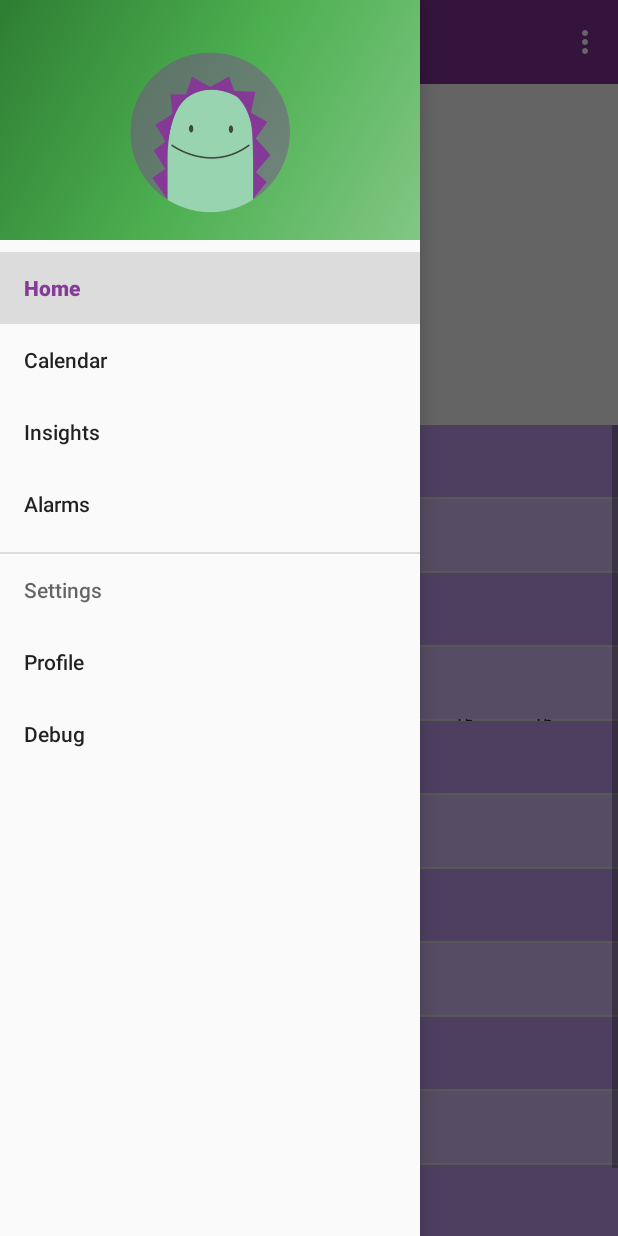
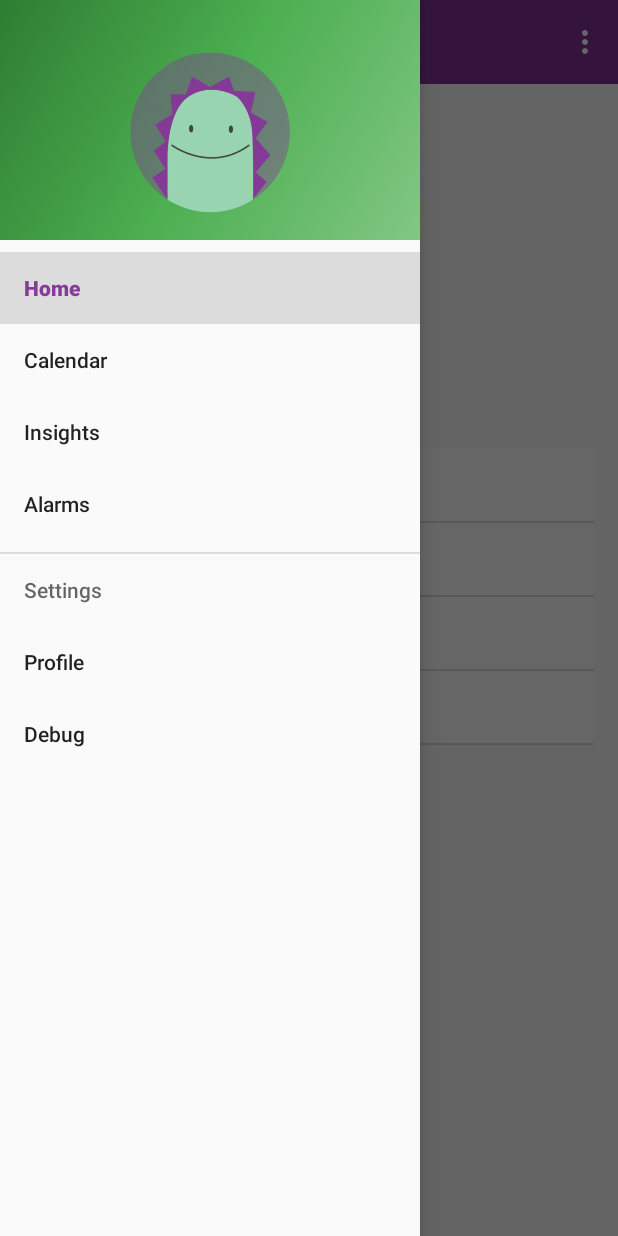
Before and after one commit to jessicalin216/monitor, an Android app: the fragment InsightsFragment placed in its activity, with the side drawer open, on a phone screen of 412 x 824 dp. Run offline under Robolectric (Android 15) with nearby library versions, the light colour scheme and no system bars; libraries missing offline, so code that uses them is left out: com.roomorama.caldroid; plain views replace GraphView; 30 statements that could not run were skipped.

Commit message:
UI FINE TUNING!!!

```diff
--- a/app/src/main/java/com/microsoft/band/monitor/CalendarFragment.java
+++ b/app/src/main/java/com/microsoft/band/monitor/CalendarFragment.java
@@ -138,7 +138,7 @@ public class CalendarFragment extends Fragment {
         dates = (ListView)view.findViewById(R.id.dates);
         duration = (ListView) view.findViewById(R.id.duration);
 
-        String[] blah = new String[]{"2016-01-1 to 2016-01-6",
+        String[] blah = new String[]{"Average Length",
                                      "2016-02-1 to 2016-02-6",
                                      "2016-03-1 to 2016-03-6",
                                      "2016-04-1 to 2016-04-6",
@@ -149,7 +149,7 @@ public class CalendarFragment extends Fragment {
                                      "2016-09-1 to 2016-09-6",
                                      "2016-10-1 to 2016-10-6",
                                      "2016-11-1 to 2016-11-6",
-                                     "2016-12-1 to 2016-12-6",};
+                                     "2016-12-1 to 2016-12-6"};
         String[] plah = new String[]{"6 days","6 days","6 days","6 days","6 days",
                 "6 days","6 days","6 days","6 days","6 days","6 days","6 days"};
 
--- a/app/src/main/java/com/microsoft/band/monitor/HomeFragment.java
+++ b/app/src/main/java/com/microsoft/band/monitor/HomeFragment.java
@@ -13,6 +13,7 @@ import android.view.LayoutInflater;
 import android.view.View;
 import android.view.ViewGroup;
 import android.widget.Button;
+import android.widget.CheckBox;
 import android.widget.ImageView;
 import android.widget.RatingBar;
 import android.widget.TextView;
@@ -183,6 +184,13 @@ public class HomeFragment extends Fragment {
             RatingBar ratingBar = (RatingBar) ((AlertDialog) dialog).findViewById(R.id.ratingBar);
             int rating = (int) ratingBar.getRating();
 
+            CheckBox c_acne = (CheckBox) ((AlertDialog) dialog).findViewById(R.id.checkbox_acne);
+            boolean acne = c_acne.isChecked();
+            CheckBox c_cramps = (CheckBox) ((AlertDialog) dialog).findViewById(R.id.checkbox_cramps);
+            boolean cramps = c_cramps.isChecked();
+            CheckBox c_tired = (CheckBox) ((AlertDialog) dialog).findViewById(R.id.checkbox_tired);
+            boolean tired = c_tired.isChecked();
+
             // Catch empty rating
             if (rating < 1) {
                 Toast.makeText(getActivity(), getString(R.string.landing_healthinfo_dialog_error),
@@ -190,6 +198,8 @@ public class HomeFragment extends Fragment {
             }
             // Else save and dismiss
             else {
+                ServerCom.sendMoodData(username, rating);
+                ServerCom.sendSymptomInfo(username, acne, cramps, tired);
                 dialog.dismiss();
             }
         }
@@ -197,20 +207,20 @@ public class HomeFragment extends Fragment {
 
     // Helper to update the emotions
     public void updateEmotion() {
+        SymptomEntry arr = ServerCom.get_symptoms(username);
+        // acne, cramps, tired
         ImageView monMon_backdrop = (ImageView) mView.findViewById(R.id.monMon_backdrop);
         ImageView monMon_face = (ImageView) mView.findViewById(R.id.monMon_face);
         ImageView monMon_symptom1 = (ImageView) mView.findViewById(R.id.monMon_symptom1);
         ImageView monMon_symptom2 = (ImageView) mView.findViewById(R.id.monMon_symptom2);
-//        Map<String, Integer> map = new HashMap<String, Integer>();
-//        map.put("blah", );
 
         // TODO: update for all emotions
-        monMon_backdrop.setImageResource(isPeriodOn ? R.drawable.p_default : R.drawable.monitor_logo_full);
-        monMon_face.setImageResource(isPeriodOn ? R.drawable.p_default : R.drawable.np_default);
-        if (true) {
-            monMon_symptom1.setVisibility(View.VISIBLE);
+        monMon_backdrop.setImageResource(isPeriodOn ? R.drawable.period : R.drawable.noperiod);
+        monMon_face.setImageResource(isPeriodOn ? R.drawable.tired : R.drawable.happy);
+        if (true) { // acne
+            monMon_symptom1.setVisibility(View.VISIBLE); //
         }
-        if (true) {
+        if (true) { // cramps
             monMon_symptom2.setVisibility(View.VISIBLE);
         }
     }
--- a/app/src/main/java/com/microsoft/band/monitor/InsightsFragment.java
+++ b/app/src/main/java/com/microsoft/band/monitor/InsightsFragment.java
@@ -190,37 +190,16 @@ public class InsightsFragment extends Fragment {
 
 
 
-       // COPY "LIST" CODE HERE
-
-
-
-        // Tabs
-//        TabHost host = (TabHost) view.findViewById(R.id.tabHost);
-//        host.setup();
-//
-//        TabHost.TabSpec spec = host.newTabSpec("List");
-//        spec.setContent(R.id.tab1);
-//        spec.setIndicator("List");
-//        host.addTab(spec);
 
         // List View
         dates = (ListView)view.findViewById(R.id.dates);
         duration = (ListView) view.findViewById(R.id.duration);
 
-        String[] blah = new String[]{"2016-01-1 to 2016-01-6",
-                "2016-02-1 to 2016-02-6",
-                "2016-03-1 to 2016-03-6",
-                "2016-04-1 to 2016-04-6",
-                "2016-05-1 to 2016-05-6",
-                "2016-06-1 to 2016-06-6",
-                "2016-07-1 to 2016-07-6",
-                "2016-08-1 to 2016-08-6",
-                "2016-09-1 to 2016-09-6",
-                "2016-10-1 to 2016-10-6",
-                "2016-11-1 to 2016-11-6",
-                "2016-12-1 to 2016-12-6",};
-        String[] plah = new String[]{"6 days","6 days","6 days","6 days","6 days",
-                "6 days","6 days","6 days","6 days","6 days","6 days","6 days"};
+        String[] blah = new String[]{"Average Duration of Cycle",
+                "Most Recorded Symptoms",
+                "Average Body Temperature During Cycle",
+                "Average Recorded Happiness Level"};
+        String[] plah = new String[]{"6 days","Cramps","75","2.4/5"};
 
         ArrayAdapter<String> datesAdapter = new ArrayAdapter<String>(getActivity(),
                 android.R.layout.simple_list_item_1, android.R.id.text1, blah){
@@ -231,12 +210,12 @@ public class InsightsFragment extends Fragment {
                 if(position %2 == 1)
                 {
                     // Set a background color for ListView regular row/item
-                    view.setBackgroundColor(Color.parseColor("#d7bef9"));
+                    view.setBackgroundColor(Color.parseColor("#E9DEEE"));
                 }
                 else
                 {
                     // Set the background color for alternate row/item
-                    view.setBackgroundColor(Color.parseColor("#c39ff4"));
+                    view.setBackgroundColor(Color.parseColor("#E9DEEE"));
                 }
                 return view;
             }
@@ -251,13 +230,13 @@ public class InsightsFragment extends Fragment {
                 if(position %2 == 1)
                 {
                     // Set a background color for ListView regular row/item
-                    view.setBackgroundColor(Color.parseColor("#d7bef9"));
+                    view.setBackgroundColor(Color.parseColor("#ffffff"));
 
                 }
                 else
                 {
                     // Set the background color for alternate row/item
-                    view.setBackgroundColor(Color.parseColor("#c39ff4"));
+                    view.setBackgroundColor(Color.parseColor("#ffffff"));
                 }
                 return view;
             }
@@ -313,12 +292,8 @@ public class InsightsFragment extends Fragment {
                 }
             }
         });
+        return view;
 
-
-
-
-
-        return view;
     }
 
     // TODO: Rename method, update argument and hook method into UI event
--- a/app/src/main/java/com/microsoft/band/monitor/MainActivity.java
+++ b/app/src/main/java/com/microsoft/band/monitor/MainActivity.java
@@ -46,14 +46,17 @@ import com.microsoft.band.tiles.pages.HorizontalAlignment;
 import com.microsoft.band.tiles.pages.PageData;
 import com.microsoft.band.tiles.pages.PageLayout;
 import com.microsoft.band.tiles.pages.PageRect;
+import com.microsoft.band.tiles.pages.ScrollFlowPanel;
 import com.microsoft.band.tiles.pages.TextButton;
 import com.microsoft.band.tiles.pages.TextButtonData;
 import com.microsoft.band.tiles.pages.WrappedTextBlock;
 import com.microsoft.band.tiles.pages.WrappedTextBlockData;
 import com.microsoft.band.tiles.pages.WrappedTextBlockFont;
 
+import java.util.Date;
 import java.util.List;
 import java.util.UUID;
+import java.util.concurrent.TimeUnit;
 
 public class MainActivity extends AppCompatActivity
         implements NavigationView.OnNavigationItemSelectedListener,
@@ -66,6 +69,7 @@ public class MainActivity extends AppCompatActivity
 
     Fragment fragment = null;
     private String username = "";
+    private boolean onPeriod;
 
     @Override
     protected void onCreate(Bundle savedInstanceState) {
@@ -98,9 +102,6 @@ public class MainActivity extends AppCompatActivity
         FragmentManager fragmentManager = getSupportFragmentManager();
         fragmentManager.beginTransaction().replace(R.id.flContent, fragment).commit();
         navigationView.setCheckedItem(R.id.nav_home);
-
-        Bundle extras = getIntent().getExtras();
-        String username = extras.getString("username");
 
         SharedPreferences prefs = getSharedPreferences("Monitor", MODE_PRIVATE);
         username = prefs.getString("username", "UNKNOWN");
@@ -142,6 +143,14 @@ public class MainActivity extends AppCompatActivity
         return super.onOptionsItemSelected(item);
     }
 
+
+    public void goToBand(View view) {
+        Intent intent = new Intent(this, BandTileEventAppActivity.class);
+//        EditText editText = (EditText) findViewById(R.id.edit_message);
+//        String message = editText.getText().toString();
+//        intent.putExtra(EXTRA_MESSAGE, message);
+        startActivity(intent);
+    }
 
     public void goToLogin(View view) {
         Intent intent = new Intent(this, LoginActivity.class);
@@ -223,7 +232,6 @@ public class MainActivity extends AppCompatActivity
     private static final UUID pageId2 = UUID.fromString("c1234567-89ab-cdef-0123-456789abcd00");
 
     private float temp = 0;
-    private boolean onPeriod = false;
 
     BandSkinTemperatureEventListener mTempListener = new BandSkinTemperatureEventListener() {
         @Override
@@ -289,7 +297,10 @@ public class MainActivity extends AppCompatActivity
 //                      sendMessage("" + temp);
 //                  }
 
-                    sendMessage("TEST NOTIFICATION");
+                    if (onPeriod)
+                        sendMessage("You made it!");
+                    else
+                        sendMessage("Avoid caffeine in the next 2 days. :)");
                     togglePeriod();
                 } catch (BandException e) {
                     handleBandException(e);
@@ -411,9 +422,11 @@ public class MainActivity extends AppCompatActivity
     // layout for page with insights
     private PageLayout createInsightLayout() {
         return new PageLayout(
-                new FlowPanel(15, 0, 260, 120, FlowPanelOrientation.VERTICAL)
+                new ScrollFlowPanel(15, 0, 260, 150, FlowPanelOrientation.VERTICAL)
                         .addElements(new WrappedTextBlock(new PageRect(0, 0, 245, 30), WrappedTextBlockFont.SMALL).setMargins(0, 0, 0, 0).setColor(0xFF8B61F2).setId(4))
-                        .addElements(new WrappedTextBlock(new PageRect(0, 30, 245, 61), WrappedTextBlockFont.SMALL).setMargins(0, 0, 0, 0).setId(5)));
+                        .addElements(new WrappedTextBlock(new PageRect(0, 31, 245, 30), WrappedTextBlockFont.SMALL).setMargins(0, 0, 0, 0).setId(5))
+                        .addElements(new WrappedTextBlock(new PageRect(0, 60, 245, 30), WrappedTextBlockFont.SMALL).setMargins(0, 0, 0, 0).setId(6)));
+
     }
 
 
@@ -434,14 +447,13 @@ public class MainActivity extends AppCompatActivity
         client.getTileManager().setPages(tileId,
                 new PageData(pageId2, 1)
                         .update(new WrappedTextBlockData(4, "Insights"))
-                        .update(new WrappedTextBlockData(5, "Last Period: 6/28")),
+                        .update(new WrappedTextBlockData(5, "Last Period: 6/28"))
+                        .update(new WrappedTextBlockData(6, "Next Predicted Period: 123")),
                 togglePeriodPage);
     }
 
-
-
     private void sendMessage(String message) throws BandIOException {
-        client.getNotificationManager().showDialog(tileId, "Tile Message", message);
+        client.getNotificationManager().showDialog(tileId, "monitor.", message);
     }
 
     private void togglePeriod() throws BandIOException {
@@ -496,30 +508,5 @@ public class MainActivity extends AppCompatActivity
                 break;
         }
     }
-    public void onCheckboxClicked(View view) {
-        // Is the view now checked?
-        boolean checked = ((CheckBox) view).isChecked();
 
-        // Check which checkbox was clicked
-        switch(view.getId()) {
-            case R.id.checkbox_cramps:
-                if (checked)
-                    Toast.makeText(getApplicationContext(), "meat", Toast.LENGTH_SHORT).show();
-                else
-                    Toast.makeText(getApplicationContext(), "meh", Toast.LENGTH_SHORT).show();
-                break;
-            case R.id.checkbox_acne:
-                if (checked)
-                    Toast.makeText(getApplicationContext(), "meat", Toast.LENGTH_SHORT).show();
-                else
-                    Toast.makeText(getApplicationContext(), "meh", Toast.LENGTH_SHORT).show();
-                break;
-            default:
-                if (checked)
-                    Toast.makeText(getApplicationContext(), "asdf", Toast.LENGTH_SHORT).show();
-                else
-                    Toast.makeText(getApplicationContext(), "asdfd", Toast.LENGTH_SHORT).show();
-                break;
-        }
-    }
 }
--- a/app/src/main/java/com/microsoft/band/monitor/SymptomEntry.java
+++ b/app/src/main/java/com/microsoft/band/monitor/SymptomEntry.java
@@ -17,7 +17,7 @@ public class SymptomEntry {
     public String toString() {
         return "Date = " + date +
                 "\nAcne = " + acne +
-                "\nCramps= " + crams +
+                "\nCramps= " + cramps +
                 "\nTired= " + tired;
     }
 }
--- a/app/src/main/res/layout/fragment_insights.xml
+++ b/app/src/main/res/layout/fragment_insights.xml
@@ -2,6 +2,10 @@
 <LinearLayout xmlns:android="http://schemas.android.com/apk/res/android"
     android:orientation="vertical" android:layout_width="match_parent"
     android:layout_height="match_parent"
+    android:paddingBottom="@dimen/activity_vertical_margin"
+    android:paddingLeft="@dimen/activity_horizontal_margin"
+    android:paddingRight="@dimen/activity_horizontal_margin"
+    android:paddingTop="@dimen/activity_vertical_margin"
     android:weightSum="1">
 
     <com.jjoe64.graphview.GraphView
@@ -11,43 +15,6 @@
         android:layout_alignParentTop="true"
         android:layout_alignParentLeft="true"
         android:layout_alignParentStart="true" />
-
-    <TabHost
-        android:layout_width="match_parent"
-        android:layout_height="match_parent"
-        android:id="@+id/tabHost"
-        android:layout_alignParentTop="true"
-        android:layout_centerHorizontal="true">
-
-        <LinearLayout
-            android:layout_width="match_parent"
-            android:layout_height="match_parent"
-            android:orientation="vertical">
-
-            <TabWidget
-                android:id="@android:id/tabs"
-                android:layout_width="match_parent"
-                android:layout_height="wrap_content"/>
-
-            <FrameLayout
-                android:id="@android:id/tabcontent"
-                android:layout_width="match_parent"
-                android:layout_height="match_parent">
-
-                <LinearLayout
-                    android:id="@+id/tab1"
-                    android:layout_width="match_parent"
-                    android:layout_height="match_parent"
-                    android:orientation="vertical"
-                    android:text="@string/calendar">
-
-                    <CalendarView
-                        android:layout_width="match_parent"
-                        android:layout_height="match_parent"
-                        android:id="@+id/calendarView"
-                        android:layout_gravity="center_horizontal"
-                        android:showWeekNumber="false"/>
-                </LinearLayout>
 
     <LinearLayout
         android:id="@+id/tab2"
@@ -72,8 +39,5 @@
                 android:id="@+id/duration"/>
         </LinearLayout>
     </LinearLayout>
-            </FrameLayout>
-        </LinearLayout>
-    </TabHost>
 
 </LinearLayout>
--- a/app/src/main/res/values/dimens.xml
+++ b/app/src/main/res/values/dimens.xml
@@ -6,4 +6,5 @@
     <dimen name="activity_horizontal_margin">16dp</dimen>
     <dimen name="activity_vertical_margin">16dp</dimen>
     <dimen name="fab_margin">16dp</dimen>
+    <dimen name="text_size_large">35sp</dimen>
 </resources>
```
Also changed, not shown: app/src/main/res/layout/fragment_debug.xml (+4 -15 lines), app/src/main/res/layout/fragment_home.xml (+5 -5 lines). Lines whose indentation alone changed are shown as unchanged.
